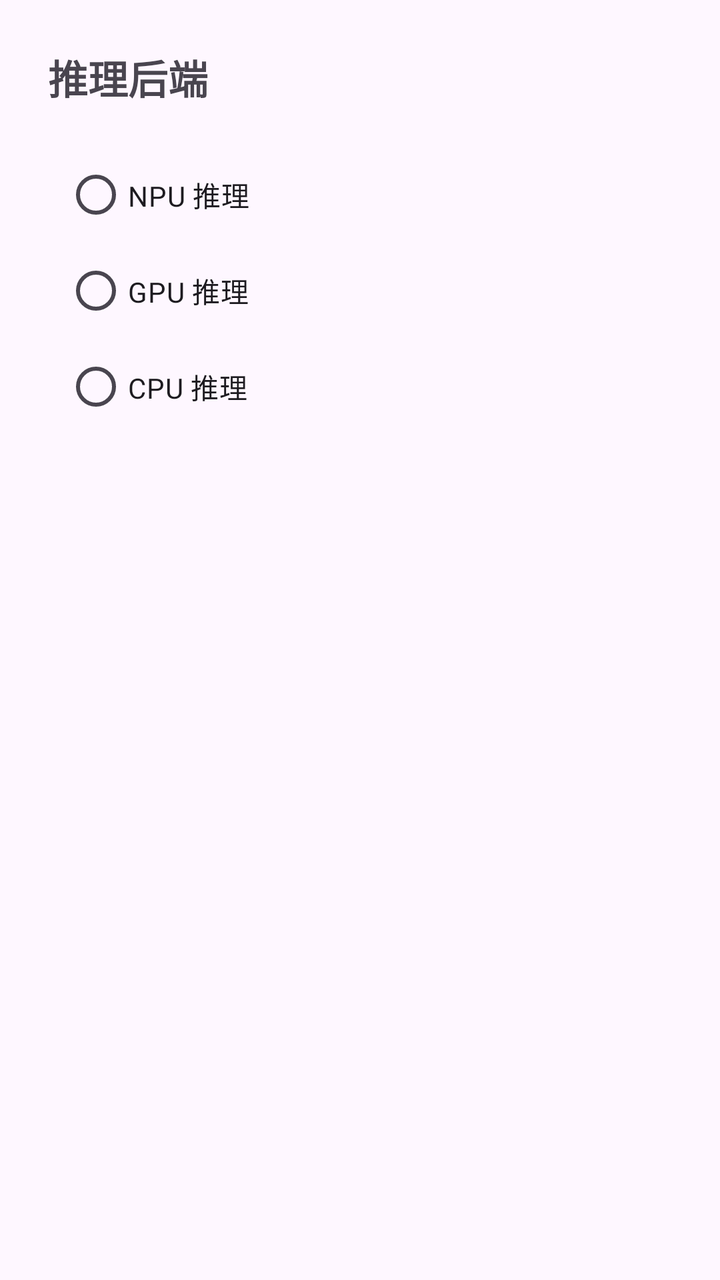
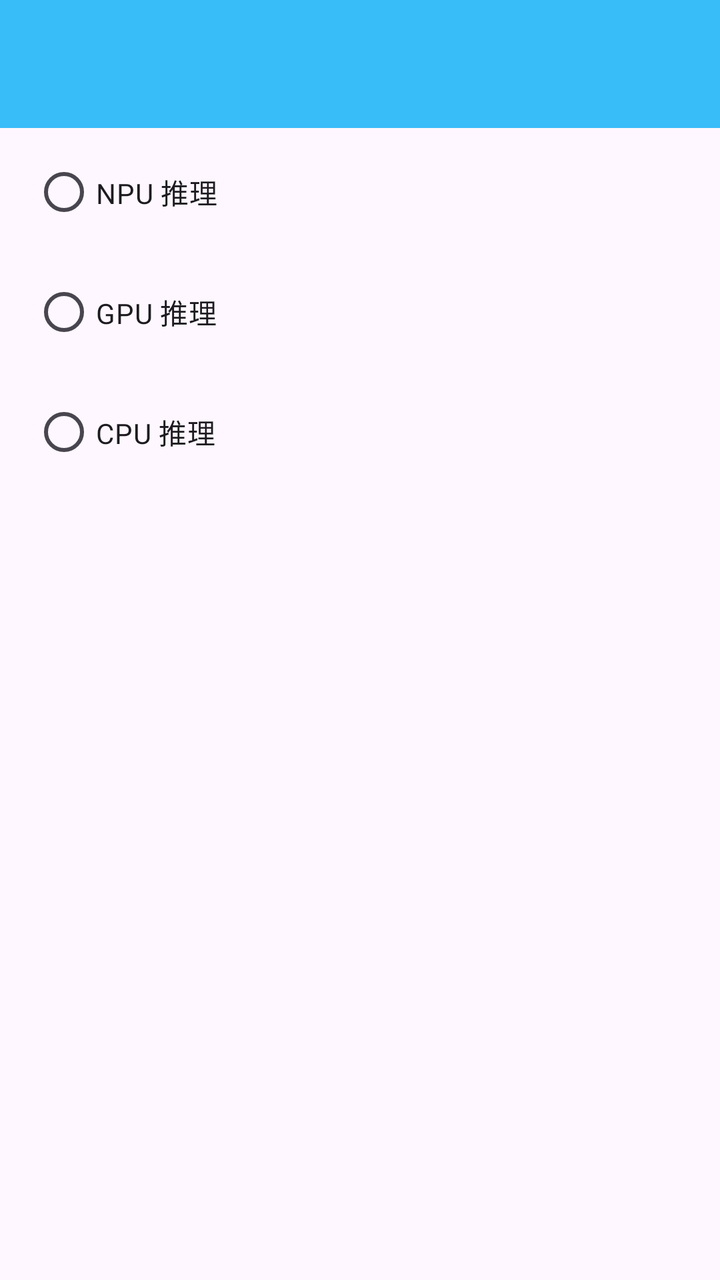

Screens rendered from an Android XML layout before and after an edit, with the pre-edit source and the edit as a unified diff.
<!-- AndroidManifest.xml: application theme Theme.FPlus -->
<!-- res/layout/activity_backend_settings.xml -->
<?xml version="1.0" encoding="utf-8"?>
<LinearLayout xmlns:android="http://schemas.android.com/apk/res/android"
    android:layout_width="match_parent"
    android:layout_height="match_parent"
    android:orientation="vertical"
    android:padding="24dp">

    <TextView
        android:layout_width="wrap_content"
        android:layout_height="wrap_content"
        android:paddingBottom="16dp"
        android:text="@string/gpu_option_title"
        android:textSize="20sp"
        android:textStyle="bold" />

    <include layout="@layout/settings_child_backend" />
</LinearLayout>
<!-- res/layout/settings_child_backend.xml (included above) -->
<?xml version="1.0" encoding="utf-8"?>
<RadioGroup xmlns:android="http://schemas.android.com/apk/res/android"
    android:id="@+id/radio_backend"
    android:layout_width="match_parent"
    android:layout_height="wrap_content"
    android:orientation="vertical"
    android:paddingStart="8dp"
    android:paddingTop="4dp"
    android:paddingBottom="8dp">

    <RadioButton
        android:id="@+id/radio_npu"
        android:layout_width="wrap_content"
        android:layout_height="wrap_content"
        android:text="@string/backend_npu" />

    <RadioButton
        android:id="@+id/radio_gpu"
        android:layout_width="wrap_content"
        android:layout_height="wrap_content"
        android:text="@string/backend_gpu" />

    <RadioButton
        android:id="@+id/radio_cpu"
        android:layout_width="wrap_content"
        android:layout_height="wrap_content"
        android:text="@string/backend_cpu" />
</RadioGroup>
<!-- resources referenced by this layout -->
<resources>
  <string name="backend_cpu">CPU 推理</string>
  <string name="backend_gpu">GPU 推理</string>
  <string name="backend_npu">NPU 推理</string>
  <string name="gpu_option_title">推理后端</string>
  <style name="Theme.FPlus" parent="Base.Theme.FPlus" />
  <style name="Base.Theme.FPlus" parent="Theme.Material3.DayNight.NoActionBar">
          <item name="colorPrimary">@color/accent</item>
  
          
          <item name="shapeAppearanceCornerExtraSmall">@style/ShapeAppearance.FPlus.NoCorner</item>
          <item name="shapeAppearanceCornerSmall">@style/ShapeAppearance.FPlus.NoCorner</item>
          <item name="shapeAppearanceCornerMedium">@style/ShapeAppearance.FPlus.NoCorner</item>
          <item name="shapeAppearanceCornerLarge">@style/ShapeAppearance.FPlus.NoCorner</item>
          <item name="shapeAppearanceCornerExtraLarge">@style/ShapeAppearance.FPlus.NoCorner</item>
      </style>
  <color name="accent">#38BDF8</color>
  <style name="ShapeAppearance.FPlus.NoCorner" parent="ShapeAppearance.Material3.Corner.Small">
          <item name="cornerFamily">rounded</item>
          <item name="cornerSize">0dp</item>
      </style>
</resources>

<!-- the commit's change to res/layout/activity_backend_settings.xml (unified diff, before → after) -->
@@ -2,16 +2,15 @@
 <LinearLayout xmlns:android="http://schemas.android.com/apk/res/android"
     android:layout_width="match_parent"
     android:layout_height="match_parent"
-    android:orientation="vertical"
-    android:padding="24dp">
+    android:orientation="vertical">
 
-    <TextView
-        android:layout_width="wrap_content"
-        android:layout_height="wrap_content"
-        android:paddingBottom="16dp"
-        android:text="@string/gpu_option_title"
-        android:textSize="20sp"
-        android:textStyle="bold" />
+    <androidx.appcompat.widget.Toolbar
+        android:id="@+id/toolbar"
+        android:layout_width="match_parent"
+        android:layout_height="?attr/actionBarSize"
+        android:background="?attr/colorPrimary"
+        android:title="@string/gpu_option_title"
+        android:titleTextColor="@android:color/white" />
 
     <include layout="@layout/settings_child_backend" />
 </LinearLayout>
@@ -22,20 +21,23 @@
     android:layout_width="match_parent"
     android:layout_height="wrap_content"
     android:orientation="vertical"
-    android:paddingStart="8dp"
-    android:paddingTop="4dp"
-    android:paddingBottom="8dp">
+    android:paddingStart="16dp"
+    android:paddingTop="8dp"
+    android:paddingEnd="16dp"
+    android:paddingBottom="16dp">
 
     <RadioButton
         android:id="@+id/radio_npu"
         android:layout_width="wrap_content"
         android:layout_height="wrap_content"
+        android:layout_marginBottom="12dp"
         android:text="@string/backend_npu" />
 
     <RadioButton
         android:id="@+id/radio_gpu"
         android:layout_width="wrap_content"
         android:layout_height="wrap_content"
+        android:layout_marginBottom="12dp"
         android:text="@string/backend_gpu" />
 
     <RadioButton
